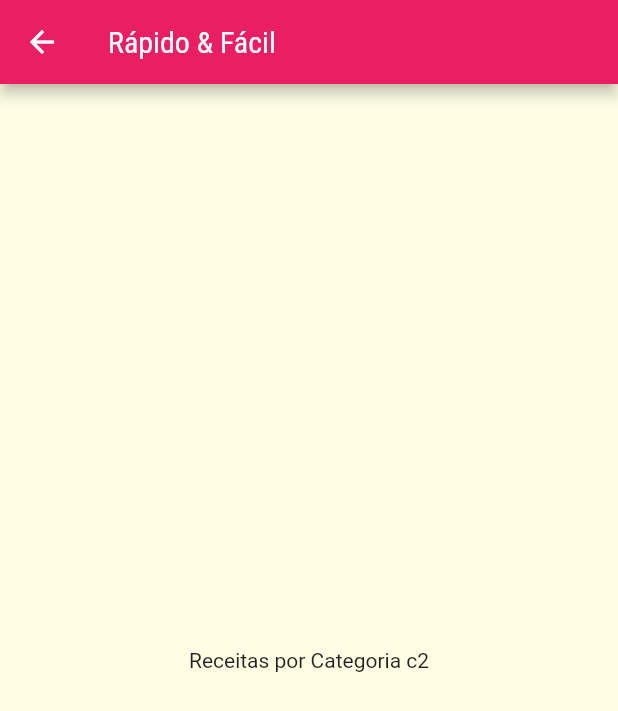
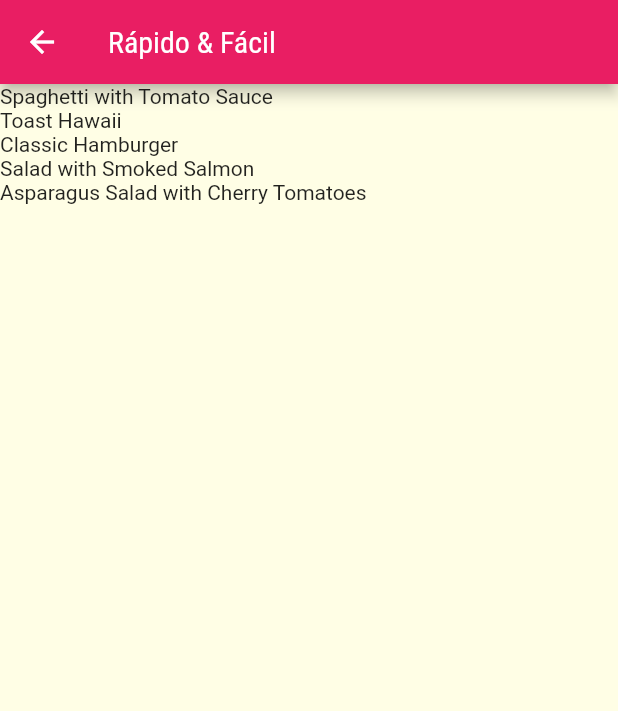
Before and after one commit to MarianaPezzi/DeliMeals, a Flutter app: the screen it shows after launch, after a tap on "Rápido & Fácil", on a phone screen of 412 x 824 dp. Shown: the top 711 px of the screen. Run offline on Flutter 3.47's test engine with Material 2 defaults, Android fonts, the phone set to English and light mode, and no system bars.

Commit message:
Selecionando Refeiçõe por categoria

```diff
--- a/lib/data/dummy_data.dart
+++ b/lib/data/dummy_data.dart
@@ -55,7 +55,7 @@ const DUMMY_CATEGORIES = const [
   ),
 ];
 
-const dummyMeals = [
+const DUMMY_MEALS = [
   Meal(
     id: 'm1',
     categories: ['c1', 'c2'],
--- a/lib/screens/categories_meals_screen.dart
+++ b/lib/screens/categories_meals_screen.dart
@@ -1,16 +1,26 @@
 import 'package:flutter/material.dart';
+import 'package:vamos_cozinhar/data/dummy_data.dart';
 import '../models/category.dart';
+
+import '../data/dummy_data.dart';
 
 class CategoriesMealsScreen extends StatelessWidget {
   @override
   Widget build(BuildContext context) {
     final category = ModalRoute.of(context)?.settings.arguments as Category;
+
+    final categoryMeals = DUMMY_MEALS.where((meal) {
+      return meal.categories.contains(category.id);
+    }).toList();
     return Scaffold(
       appBar: AppBar(
         title: Text(category.title),
       ),
-      body: Center(
-        child: Text("Receitas por Categoria ${category.id}"),
+      body: ListView.builder(
+        itemCount: categoryMeals.length,
+        itemBuilder: (context, index) {
+          return Text(categoryMeals[index].title);
+        },
       ),
     );
   }
```
